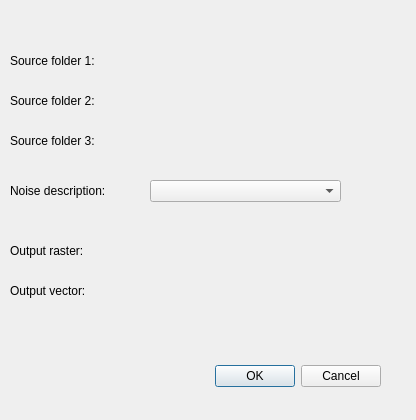
This is noise_raster/noise_raster_dialog_base.ui in wetransform/noise_raster as Qt 5 draws it before an edit. The edited form follows.
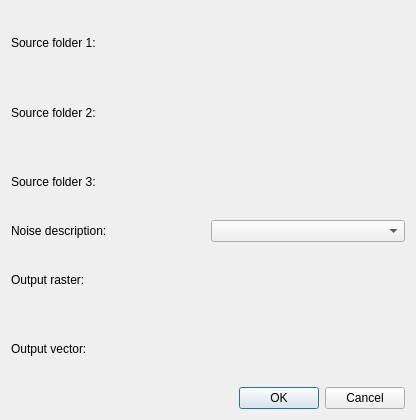
This is the edited form. Custom widgets are drawn as their Qt base class.

Commit message: Fix to make UI elements scale with dialog extent

```diff
--- a/noise_raster/noise_raster_dialog_base.ui
+++ b/noise_raster/noise_raster_dialog_base.ui
@@ -13,174 +13,58 @@
   <property name="windowTitle">
    <string>Noise Raster</string>
   </property>
-  <widget class="QDialogButtonBox" name="button_box">
-   <property name="geometry">
-    <rect>
-     <x>40</x>
-     <y>360</y>
-     <width>341</width>
-     <height>32</height>
-    </rect>
-   </property>
-   <property name="orientation">
-    <enum>Qt::Horizontal</enum>
-   </property>
-   <property name="standardButtons">
-    <set>QDialogButtonBox::Cancel|QDialogButtonBox::Ok</set>
-   </property>
-  </widget>
+  <layout class="QGridLayout" name="gridLayout">
+   <item row="0" column="0">
   <widget class="QLabel" name="label">
-   <property name="geometry">
-    <rect>
-     <x>10</x>
-     <y>50</y>
-     <width>121</width>
-     <height>21</height>
-    </rect>
-   </property>
    <property name="text">
     <string>Source folder 1:</string>
    </property>
   </widget>
+   </item>
+   <item row="0" column="1">
   <widget class="QgsFileWidget" name="mQgsFileWidget_1">
-   <property name="geometry">
-    <rect>
-     <x>150</x>
-     <y>50</y>
-     <width>221</width>
-     <height>27</height>
-    </rect>
-   </property>
    <property name="storageMode">
     <enum>QgsFileWidget::GetDirectory</enum>
    </property>
   </widget>
-  <widget class="QLabel" name="label_2">
-   <property name="geometry">
-    <rect>
-     <x>10</x>
-     <y>240</y>
-     <width>121</width>
-     <height>21</height>
-    </rect>
-   </property>
-   <property name="text">
-    <string>Output raster:</string>
-   </property>
-  </widget>
-  <widget class="QgsFileWidget" name="mQgsFileWidget_outRas">
-   <property name="geometry">
-    <rect>
-     <x>150</x>
-     <y>240</y>
-     <width>221</width>
-     <height>27</height>
-    </rect>
-   </property>
-   <property name="storageMode">
-    <enum>QgsFileWidget::SaveFile</enum>
-   </property>
-  </widget>
-  <widget class="QgsFileWidget" name="mQgsFileWidget_outShp">
-   <property name="geometry">
-    <rect>
-     <x>150</x>
-     <y>280</y>
-     <width>221</width>
-     <height>27</height>
-    </rect>
-   </property>
-   <property name="storageMode">
-    <enum>QgsFileWidget::SaveFile</enum>
-   </property>
-  </widget>
-  <widget class="QLabel" name="label_3">
-   <property name="geometry">
-    <rect>
-     <x>10</x>
-     <y>280</y>
-     <width>121</width>
-     <height>21</height>
-    </rect>
-   </property>
-   <property name="text">
-    <string>Output vector:</string>
-   </property>
-  </widget>
+   </item>
+   <item row="1" column="0">
   <widget class="QLabel" name="label_4">
-   <property name="geometry">
-    <rect>
-     <x>10</x>
-     <y>90</y>
-     <width>121</width>
-     <height>21</height>
-    </rect>
-   </property>
    <property name="text">
     <string>Source folder 2:</string>
    </property>
   </widget>
+   </item>
+   <item row="1" column="1">
+    <widget class="QgsFileWidget" name="mQgsFileWidget_2">
+     <property name="storageMode">
+      <enum>QgsFileWidget::GetDirectory</enum>
+     </property>
+    </widget>
+   </item>
+   <item row="2" column="0">
   <widget class="QLabel" name="label_5">
-   <property name="geometry">
-    <rect>
-     <x>10</x>
-     <y>130</y>
-     <width>121</width>
-     <height>21</height>
-    </rect>
-   </property>
    <property name="text">
     <string>Source folder 3:</string>
    </property>
   </widget>
-  <widget class="QgsFileWidget" name="mQgsFileWidget_2">
-   <property name="geometry">
-    <rect>
-     <x>150</x>
-     <y>90</y>
-     <width>221</width>
-     <height>27</height>
-    </rect>
-   </property>
-   <property name="storageMode">
-    <enum>QgsFileWidget::GetDirectory</enum>
-   </property>
-  </widget>
+   </item>
+   <item row="2" column="1">
   <widget class="QgsFileWidget" name="mQgsFileWidget_3">
-   <property name="geometry">
-    <rect>
-     <x>150</x>
-     <y>130</y>
-     <width>221</width>
-     <height>27</height>
-    </rect>
-   </property>
    <property name="storageMode">
     <enum>QgsFileWidget::GetDirectory</enum>
    </property>
   </widget>
+   </item>
+   <item row="3" column="0">
   <widget class="QLabel" name="label_6">
-   <property name="geometry">
-    <rect>
-     <x>10</x>
-     <y>180</y>
-     <width>121</width>
-     <height>21</height>
-    </rect>
-   </property>
    <property name="text">
     <string>Noise description:</string>
    </property>
   </widget>
+   </item>
+   <item row="3" column="1">
   <widget class="QComboBox" name="comboBox">
-   <property name="geometry">
-    <rect>
-     <x>150</x>
-     <y>180</y>
-     <width>191</width>
-     <height>22</height>
-    </rect>
-   </property>
    <property name="editable">
     <bool>false</bool>
    </property>
@@ -194,6 +78,46 @@
     <bool>true</bool>
    </property>
   </widget>
+   </item>
+   <item row="4" column="0">
+    <widget class="QLabel" name="label_2">
+     <property name="text">
+      <string>Output raster:</string>
+     </property>
+    </widget>
+   </item>
+   <item row="4" column="1">
+    <widget class="QgsFileWidget" name="mQgsFileWidget_outRas">
+     <property name="storageMode">
+      <enum>QgsFileWidget::SaveFile</enum>
+     </property>
+    </widget>
+   </item>
+   <item row="5" column="0">
+    <widget class="QLabel" name="label_3">
+     <property name="text">
+      <string>Output vector:</string>
+     </property>
+    </widget>
+   </item>
+   <item row="5" column="1">
+    <widget class="QgsFileWidget" name="mQgsFileWidget_outShp">
+     <property name="storageMode">
+      <enum>QgsFileWidget::SaveFile</enum>
+     </property>
+    </widget>
+   </item>
+   <item row="6" column="0" colspan="2">
+    <widget class="QDialogButtonBox" name="button_box">
+     <property name="orientation">
+      <enum>Qt::Horizontal</enum>
+     </property>
+     <property name="standardButtons">
+      <set>QDialogButtonBox::Cancel|QDialogButtonBox::Ok</set>
+     </property>
+    </widget>
+   </item>
+  </layout>
  </widget>
  <customwidgets>
   <customwidget>
```
Lines whose indentation alone changed are shown as unchanged.
